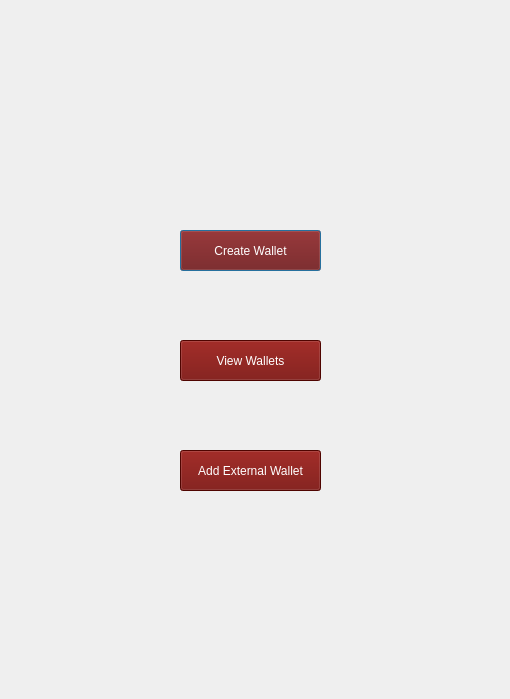
The window that AppGUI/wallet_manager.ui (dragomir-am/WalletManager) describes before a commit, drawn with Qt 5.
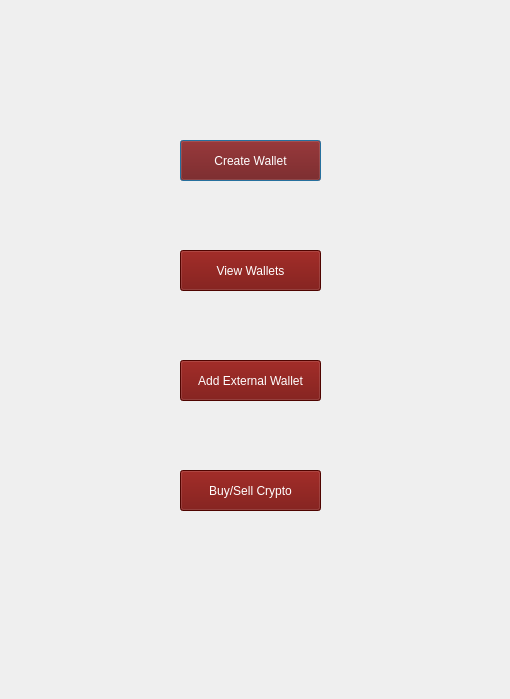
The same window after the commit. Icons and pictures are not drawn.

Commit message: View Transactions - buy/sell crypto button

Diff of the .ui file:
```diff
--- a/AppGUI/wallet_manager.ui
+++ b/AppGUI/wallet_manager.ui
@@ -45,7 +45,7 @@
     <property name="geometry">
      <rect>
       <x>180</x>
-      <y>230</y>
+      <y>140</y>
       <width>141</width>
       <height>41</height>
      </rect>
@@ -62,7 +62,7 @@
     <property name="geometry">
      <rect>
       <x>180</x>
-      <y>340</y>
+      <y>250</y>
       <width>141</width>
       <height>41</height>
      </rect>
@@ -79,7 +79,7 @@
     <property name="geometry">
      <rect>
       <x>180</x>
-      <y>450</y>
+      <y>360</y>
       <width>141</width>
       <height>41</height>
      </rect>
@@ -92,6 +92,23 @@
      <string>Add External Wallet</string>
     </property>
    </widget>
+   <widget class="QPushButton" name="add_ext_wallet_btn_2">
+    <property name="geometry">
+     <rect>
+      <x>180</x>
+      <y>470</y>
+      <width>141</width>
+      <height>41</height>
+     </rect>
+    </property>
+    <property name="styleSheet">
+     <string notr="true">background-color:rgb(111, 5, 0);
+color:rgb(255, 255, 255)</string>
+    </property>
+    <property name="text">
+     <string>Buy/Sell Crypto</string>
+    </property>
+   </widget>
   </widget>
  </widget>
  <resources>
```
The commit also changes 2 other files.
